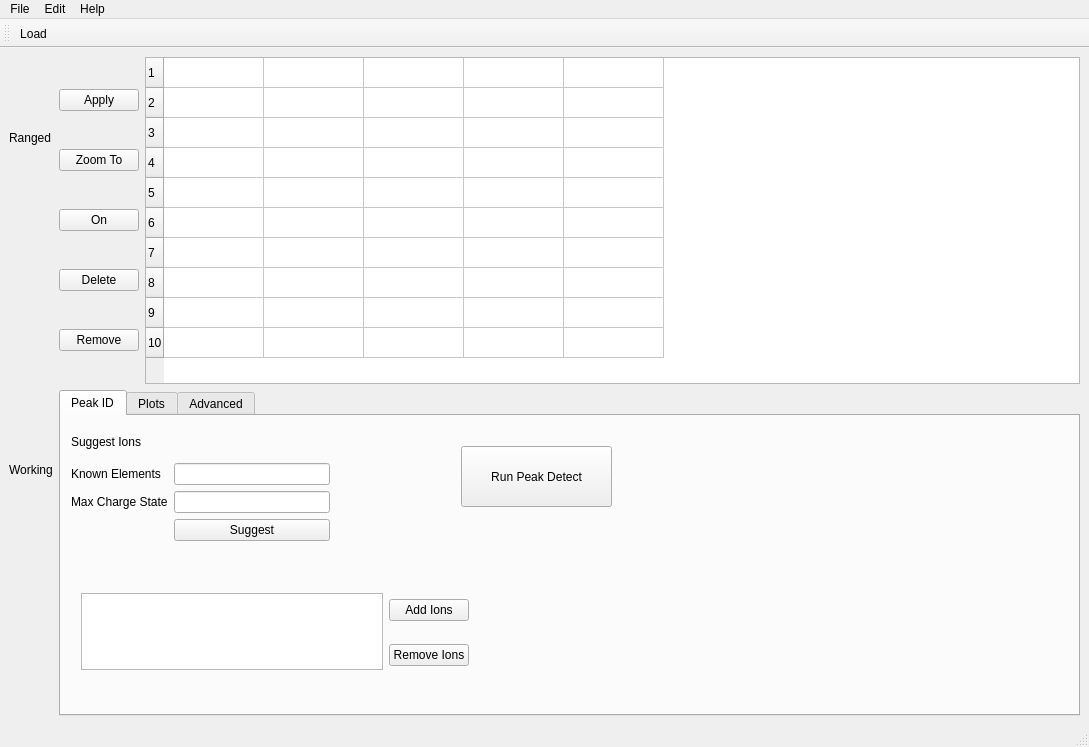
Before: the Qt Designer form mainwindow.ui in tanosaur/massreproduction, drawn with Qt 5.
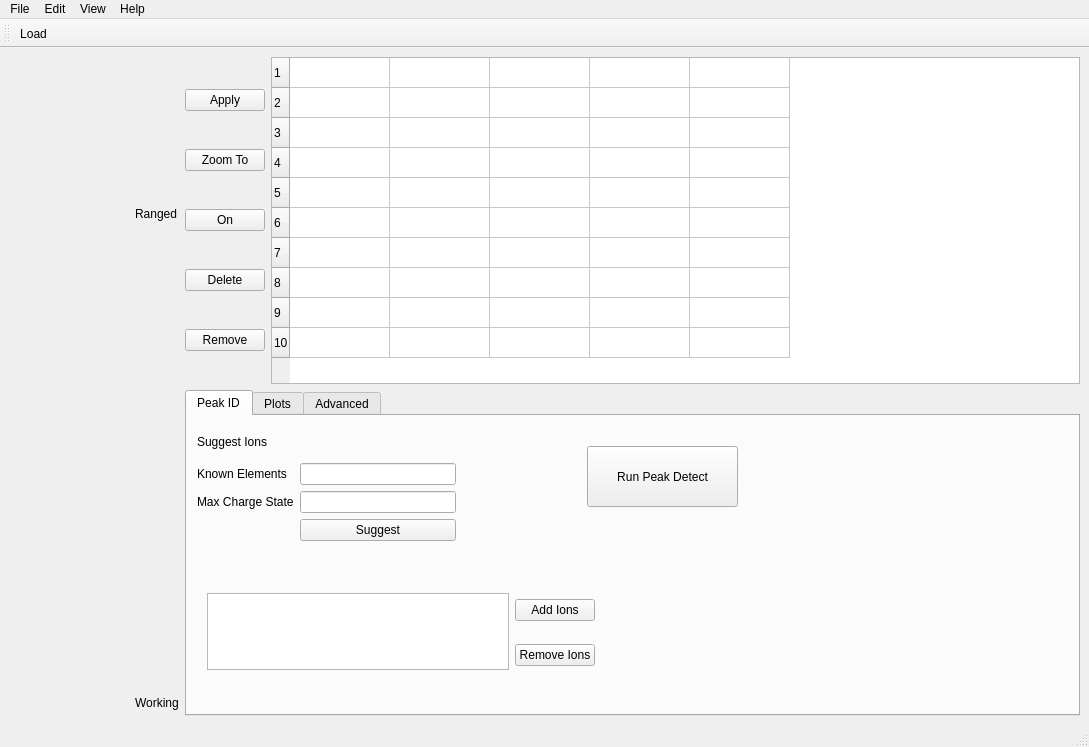
After: the same form once the commit is applied. The open tabs and pages were chosen to show the change. Icons and pictures are not drawn.

What changed in the file:
```diff
--- a/mainwindow.ui
+++ b/mainwindow.ui
@@ -16,7 +16,34 @@
   <widget class="QWidget" name="centralwidget">
    <layout class="QGridLayout" name="gridLayout">
     <item row="0" column="0">
-     <layout class="QVBoxLayout" name="verticalLayout_2">
+     <layout class="QVBoxLayout" name="leftpanelLayout">
+      <item>
+       <spacer name="verticalSpacer">
+        <property name="orientation">
+         <enum>Qt::Vertical</enum>
+        </property>
+        <property name="sizeHint" stdset="0">
+         <size>
+          <width>20</width>
+          <height>40</height>
+         </size>
+        </property>
+       </spacer>
+      </item>
+      <item>
+       <widget class="QWidget" name="stackView" native="true">
+        <property name="minimumSize">
+         <size>
+          <width>120</width>
+          <height>200</height>
+         </size>
+        </property>
+       </widget>
+      </item>
+     </layout>
+    </item>
+    <item row="0" column="1">
+     <layout class="QVBoxLayout" name="rangedLayout">
       <item>
        <widget class="QLabel" name="ranged_Label">
         <property name="text">
@@ -29,8 +56,8 @@
       </item>
      </layout>
     </item>
-    <item row="0" column="1" rowspan="2">
-     <layout class="QVBoxLayout" name="verticalLayout_4">
+    <item row="0" column="2" rowspan="2">
+     <layout class="QVBoxLayout" name="rightpanelLayout">
       <item>
        <layout class="QHBoxLayout" name="horizontalLayout">
         <item>
@@ -249,8 +276,8 @@
       </item>
      </layout>
     </item>
-    <item row="1" column="0">
-     <layout class="QVBoxLayout" name="verticalLayout_3">
+    <item row="1" column="1">
+     <layout class="QVBoxLayout" name="workingLayout">
       <item>
        <widget class="QLabel" name="working_Label">
         <property name="text">
@@ -300,8 +327,15 @@
     <addaction name="actionUndo"/>
     <addaction name="actionRedo"/>
    </widget>
+   <widget class="QMenu" name="menuView">
+    <property name="title">
+     <string>View</string>
+    </property>
+    <addaction name="actionHistory"/>
+   </widget>
    <addaction name="menuFile"/>
    <addaction name="menuEdit"/>
+   <addaction name="menuView"/>
    <addaction name="menuHelp"/>
   </widget>
   <widget class="QStatusBar" name="statusbar"/>
```
Left out of the diff: 7 changed lines with no effect on the pictures.
